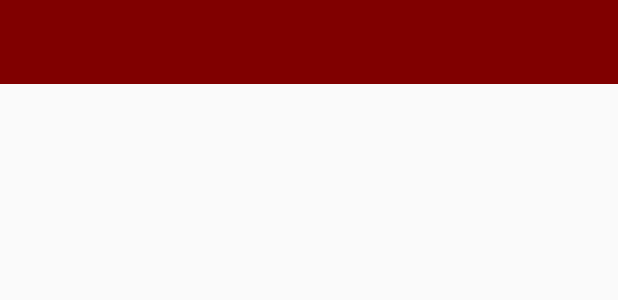
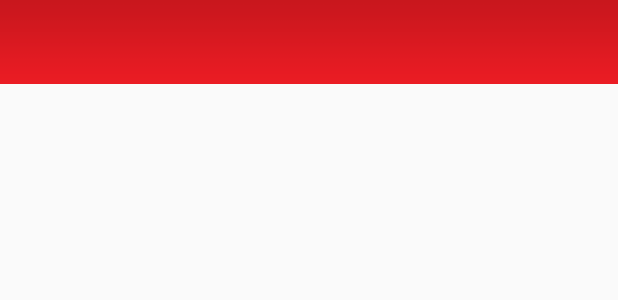
Before and after one commit to bijeshcj/DonateBlood, an Android app: the layout app_bar.xml on its own in the app's theme, with its tools: preview values and no code run, on a phone screen of 412 x 824 dp. Shown: the top 300 px of the screen. Run offline under Robolectric (Android 15) with nearby library versions, the phone set to English and light mode, and no system bars.

Commit message:
toolbar initialzed with color change

```diff
--- a/DonateBlood/app/build.gradle
+++ b/DonateBlood/app/build.gradle
@@ -22,5 +22,5 @@ android {
 dependencies {
     compile fileTree(include: ['*.jar'], dir: 'libs')
     compile 'com.android.support:appcompat-v7:22.0.0'
-    compile 'com.android.support:support-v4:22.1.1'
+    compile 'com.android.support:support-v4:22.0.0'
 }
--- a/DonateBlood/app/src/main/java/com/bijesh/donateblood/activities/HomeActivity.java
+++ b/DonateBlood/app/src/main/java/com/bijesh/donateblood/activities/HomeActivity.java
@@ -30,8 +30,8 @@ public class HomeActivity extends ActionBarActivity {
 
 
 //        set navigation drawer here
-//        NavigationDrawerFragment navigationDrawerFragment = (NavigationDrawerFragment)getSupportFragmentManager().
-//                findFragmentById(R.id.fragment_nav_drawer);
+        NavigationDrawerFragment navigationDrawerFragment = (NavigationDrawerFragment)getSupportFragmentManager().
+                findFragmentById(R.id.fragment_nav_drawer);
 
 
     }
--- a/DonateBlood/app/src/main/res/layout/activity_home.xml
+++ b/DonateBlood/app/src/main/res/layout/activity_home.xml
@@ -18,7 +18,7 @@
     </RelativeLayout>
 
 
-   <!-- <fragment
+    <fragment
         android:id="@+id/fragment_nav_drawer"
         android:layout_width="280dp"
         android:layout_height="match_parent"
@@ -26,6 +26,6 @@
         tools:layout="@layout/fragment_navigation_drawer"
         android:name="com.bijesh.donateblood.fragments.NavigationDrawerFragment"
 
-        />-->
+        />
 
 </android.support.v4.widget.DrawerLayout>
--- a/DonateBlood/app/src/main/res/layout/app_bar.xml
+++ b/DonateBlood/app/src/main/res/layout/app_bar.xml
@@ -2,7 +2,7 @@
 <android.support.v7.widget.Toolbar xmlns:android="http://schemas.android.com/apk/res/android"
     android:layout_width="match_parent"
     android:layout_height="wrap_content"
-    android:background="#800000"
+    android:background="@mipmap/help_header_background"
     >
 
 
--- /dev/null
+++ b/DonateBlood/app/src/main/res/values-v21/styles.xml
@@ -0,0 +1,12 @@
+<?xml version="1.0" encoding="utf-8"?>
+<resources>
+
+
+    <!-- Base application theme. -->
+    <style name="AppTheme" parent="AppTheme.Base">
+        <item name="android:textColorPrimary">@android:color/white</item>
+
+    </style>
+
+
+</resources>
--- a/DonateBlood/app/src/main/res/values/styles.xml
+++ b/DonateBlood/app/src/main/res/values/styles.xml
@@ -1,9 +1,14 @@
 <resources>
 
     <!-- Base application theme. -->
-    <style name="AppTheme" parent="Theme.AppCompat.Light.NoActionBar">
+    <style name="AppTheme" parent="AppTheme.Base">
 
 
     </style>
 
+    <style name="AppTheme.Base" parent="Theme.AppCompat.Light.NoActionBar">
+     <item name="android:textColorPrimary">@android:color/white</item>
+
+    </style>
+
 </resources>
```
Also changed, not shown: DonateBlood/app/src/main/res/mipmap-xhdpi/help_header_background.png (added), 1 other file.
